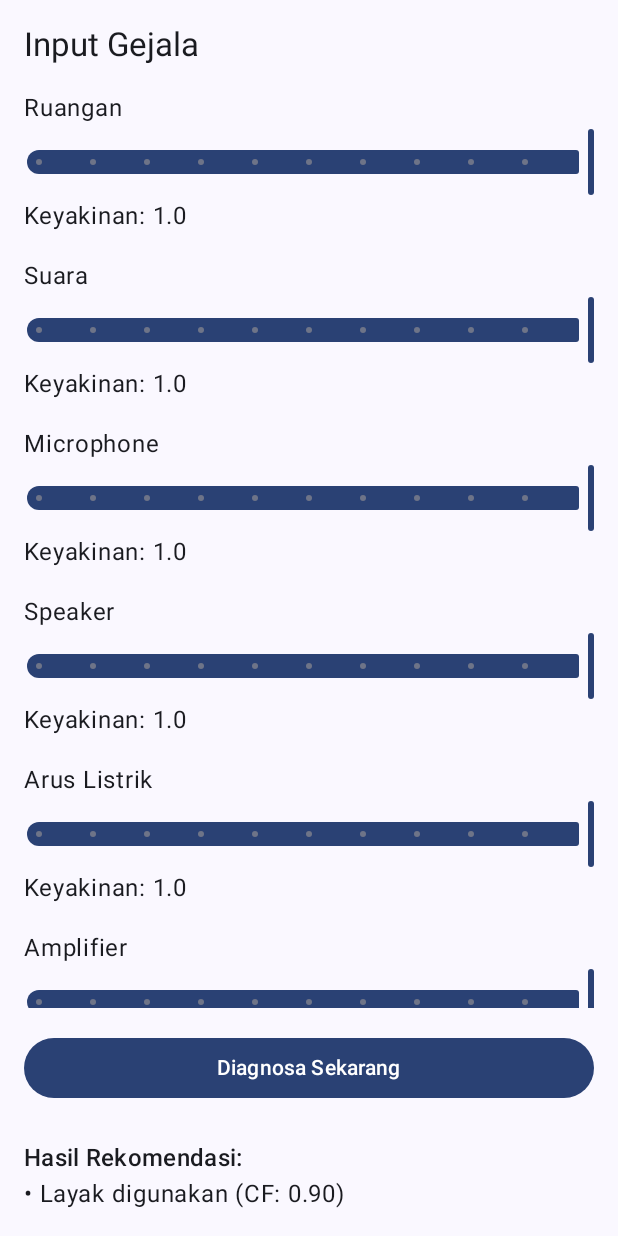
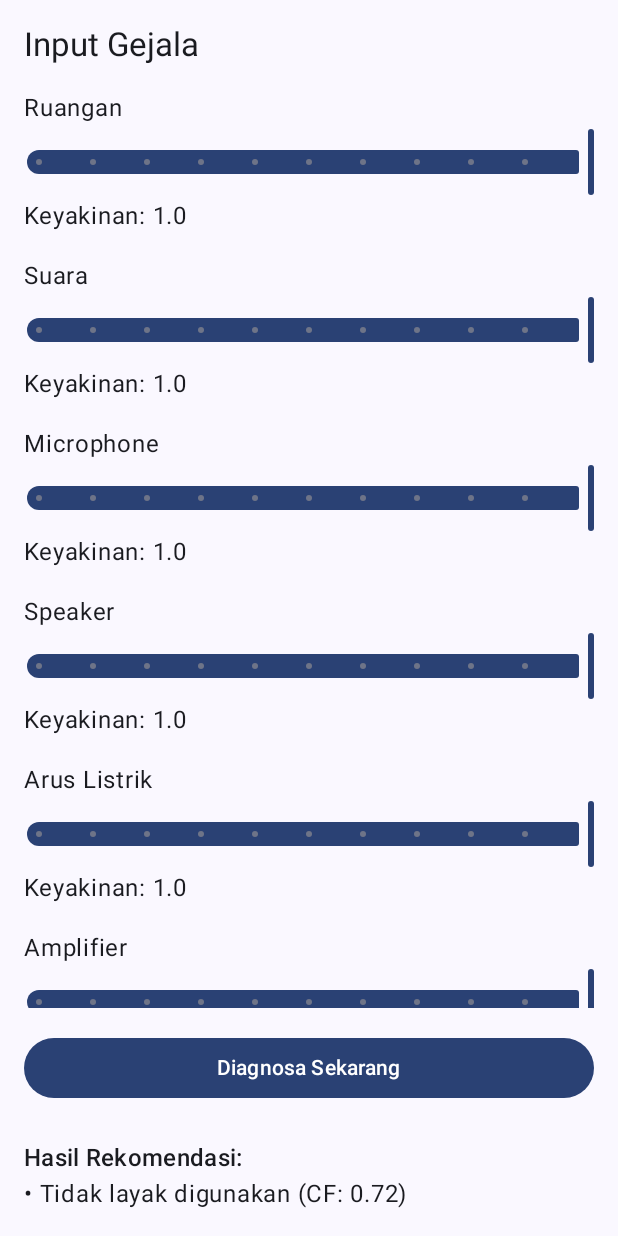
Before and after one commit to rizkisepriadi/SoundWise, an Android app built with Jetpack Compose: the screen it shows after launch (MainActivity), after a tap on "Diagnosa Sekarang", on a phone screen of 412 x 824 dp. Run offline under Robolectric (Android 15) with nearby library versions, the phone set to English and light mode, and no system bars; our stand-ins replace livedata-compose.

Commit message:
feat: update home screen and view model

```diff
--- a/app/src/main/java/com/app/sound_wise/ui/features/home/HomeScreen.kt
+++ b/app/src/main/java/com/app/sound_wise/ui/features/home/HomeScreen.kt
@@ -15,15 +15,14 @@ import org.koin.androidx.compose.koinViewModel
 fun HomeScreen(viewModel: HomeViewModel = koinViewModel()) {
     val result by viewModel.recommendation.observeAsState()
 
-    // Daftar pertanyaan input, hardcoded atau bisa dari remote di kemudian hari
     val questions = remember {
         listOf(
             Fact("Ruangan", "Tidak Bergema"),
             Fact("Suara", "Jernih"),
-            Fact("Microphone", "Baik"),
-            Fact("Speaker", "Baik"),
-            Fact("Arus Listrik", "Stabil"),
-            Fact("Amplifier", "Baik"),
+            Fact("Microphone", "Tidak Baik"),
+            Fact("Speaker", "Tidak Baik"),
+            Fact("Arus Listrik", "Tidak Stabil"),
+            Fact("Amplifier", "Tidak Baik"),
             Fact("Gain", "Optimal"),
             Fact("Feedback", "Tidak Terjadi"),
             Fact("Equalizer", "Baik"),
--- a/app/src/main/java/com/app/sound_wise/ui/features/home/HomeViewModel.kt
+++ b/app/src/main/java/com/app/sound_wise/ui/features/home/HomeViewModel.kt
@@ -13,14 +13,22 @@ class HomeViewModel(ruleRepository: RuleRepository) : BaseViewModel() {
 
     private val rules: List<Rule> = ruleRepository.loadRules()
 
-    private val _recommendation = MutableLiveData<Pair<String?, Double>>()
-    val recommendation: LiveData<Pair<String?, Double>> = _recommendation
+    private val _recommendation = MutableLiveData<Pair<String?, Double>?>()
+    val recommendation: LiveData<Pair<String?, Double>?> = _recommendation
 
     private var userInputs: MutableMap<Fact, Double> = mutableMapOf()
 
     fun inferFromUserInput(inputs: List<UserInputState>) {
         userInputs = inputs.associate { it.fact to it.cf }.toMutableMap()
+        println("User input:")
+        userInputs.forEach { println("${it.key} -> ${it.value}") }
+
+        println("Running inference...")
         val engine = InferenceEngine(rules, userInputs)
-        _recommendation.value = engine.infer("Rekomendasi")
+        val result = engine.infer("Rekomendasi")
+        println("Inference result: $result")
+
+        _recommendation.value = result
     }
+
 }
```
